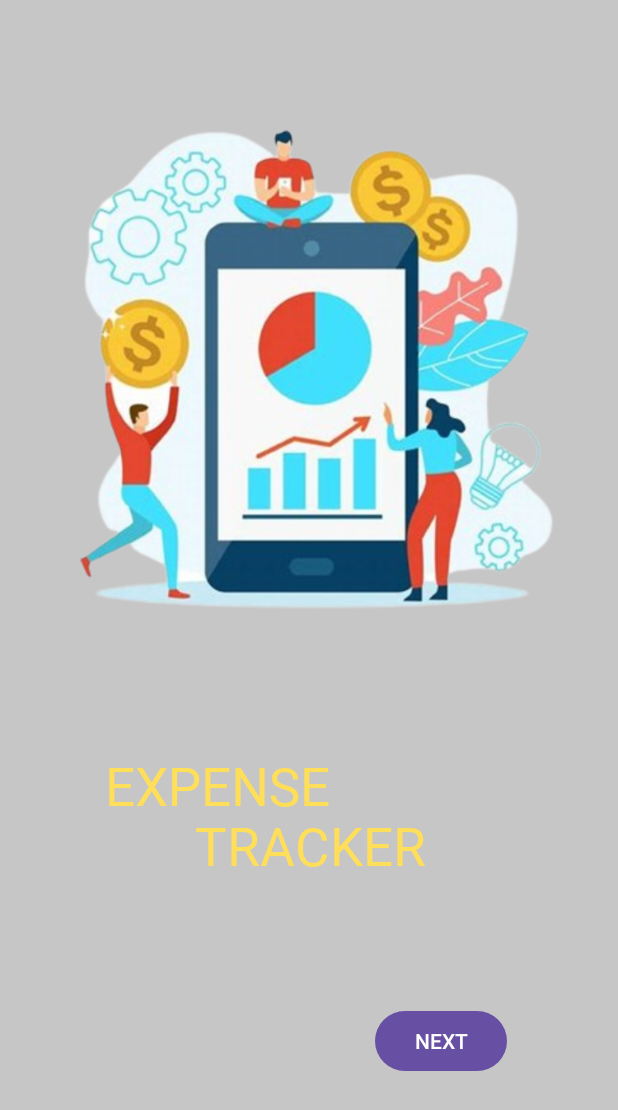
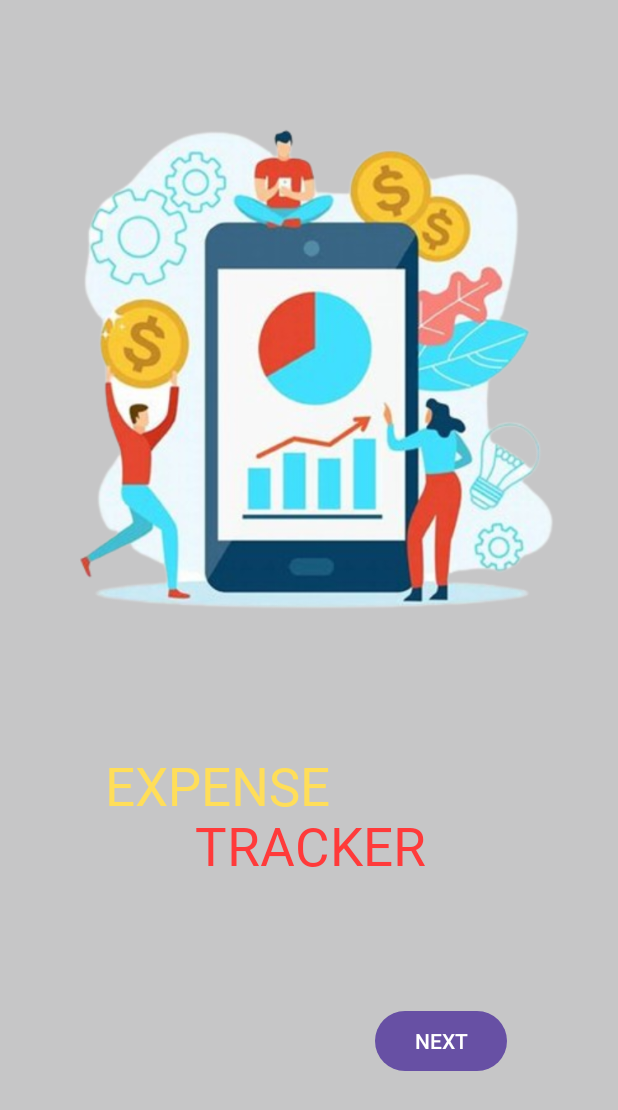
Before and after one commit to IT22092410/Expense-Tracker, an Android app: the screen it shows after launch (MainActivity), on a phone screen of 412 x 824 dp. Shown: the top 1110 px of the screen. Run offline under Robolectric (Android 15) with nearby library versions, the phone set to English and light mode, and no system bars.

Commit message:
change color

```diff
--- a/app/src/main/res/layout/activity_main.xml
+++ b/app/src/main/res/layout/activity_main.xml
@@ -33,7 +33,7 @@
         android:layout_marginTop="540dp"
         android:fontFamily="@font/mogra"
         android:text="TRACKER"
-        android:textColor="@color/yellow"
+        android:textColor="@color/red"
         android:textSize="35dp" />
 
     <Button
```
